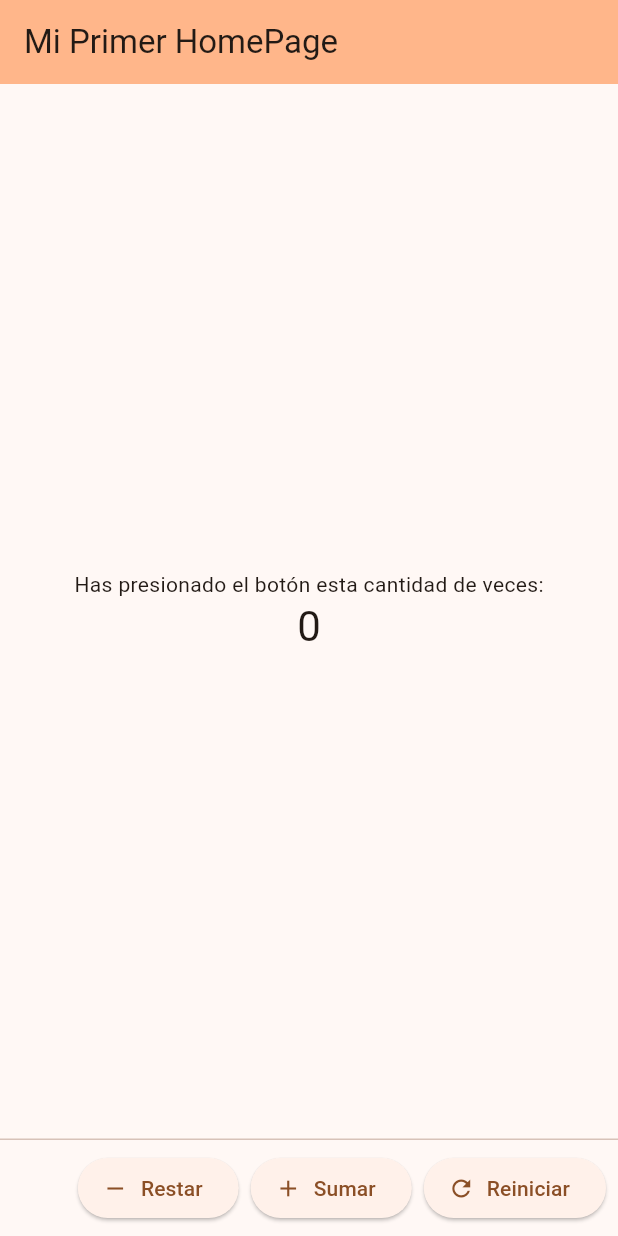
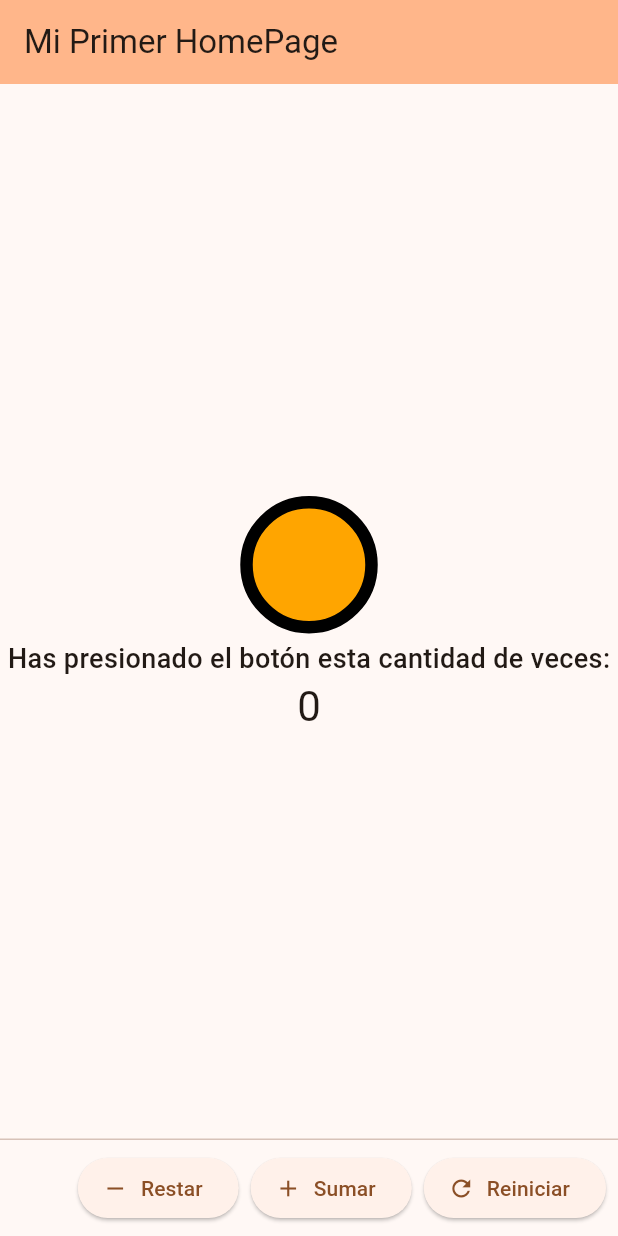
Before and after one commit to Lord-Aitel/3479A321_2022479051, a Flutter app: the screen it shows after launch, on a phone screen of 412 x 824 dp. Run offline on Flutter 3.47's test engine with Material 3 defaults, Android fonts, the phone set to English and light mode, and no system bars; our stand-ins replace flutter_svg, logger.

Commit message:
new features

```diff
--- a/lab3_flutter/lib/main.dart
+++ b/lab3_flutter/lib/main.dart
@@ -1,4 +1,6 @@
 import 'package:flutter/material.dart';
+import 'package:flutter_svg/flutter_svg.dart';
+import 'package:logger/logger.dart';
 
 void main() {
   runApp(const MyApp());
@@ -13,24 +15,13 @@
     return MaterialApp(
       title: 'Aplicacion de contador.Lab3Peters',
       theme: ThemeData(
-        // This is the theme of your application.
-        //
-        // TRY THIS: Try running your application with "flutter run". You'll see
-        // the application has a purple toolbar. Then, without quitting the app,
-        // try changing the seedColor in the colorScheme below to Colors.green
-        // and then invoke "hot reload" (save your changes or press the "hot
-        // reload" button in a Flutter-supported IDE, or press "r" if you used
-        // the command line to start the app).
-        //
-        // Notice that the counter didn't reset back to zero; the application
-        // state is not lost during the reload. To reset the state, use hot
-        // restart instead.
-        //
-        // This works for code too, not just values: Most code changes can be
-        // tested with just a hot reload.
         colorScheme: ColorScheme.fromSeed(seedColor: const Color.fromARGB(255, 215, 106, 16)),
-
         useMaterial3: true,
+        primaryColor: Colors.blue,
+        textTheme: const TextTheme(
+          bodyMedium: TextStyle(fontSize: 18, fontWeight: FontWeight.w500),
+        ),
+        fontFamily: 'Roboto',
       ),
       home: const MyHomePage(title: 'Mi Primer HomePage'),
     );
@@ -68,6 +59,8 @@
       _counter++;
     });
   }
+  final Logger logger = Logger();
+
 
   void _decrementCounter() {
   setState(() {
@@ -90,8 +83,10 @@
     // The Flutter framework has been optimized to make rerunning build methods
     // fast, so that you can just rebuild anything that needs updating rather
     // than having to individually change instances of widgets.
+    logger.i("Logger is working!");
     return Scaffold(
       appBar: AppBar(
+        body: Center(child: Text("Has presionado el botón $_counter veces")),
         // TRY THIS: Try changing the color here to a specific color (to
         // Colors.amber, perhaps?) and trigger a hot reload to see the AppBar
         // change color while the other colors stay the same.
@@ -119,6 +114,11 @@
           // wireframe for each widget.
           mainAxisAlignment: MainAxisAlignment.center,
           children: <Widget>[
+            SvgPicture.asset(
+              'assets/icons/icono1.svg',
+              width: 100,
+              height: 100,
+            ),
             const Text(
               'Has presionado el botón esta cantidad de veces:',
             ),
```
Also changed, not shown: lab3_flutter/pubspec.yaml (+5 -4 lines), lab3_flutter/assets/icons/icono1.svg (added), lab3_flutter/pubspec.lock, 1 other file.
